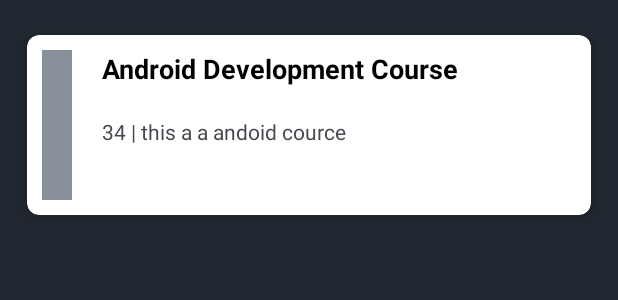
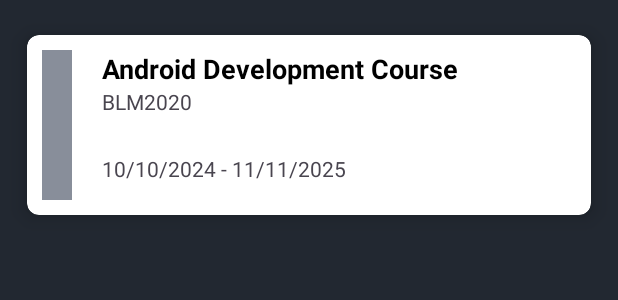
Before and after one commit to Abdulkader-Saoud/LoginModule-Android, an Android app: the layout course_card.xml on its own in the app's theme, with its tools: preview values and no code run, on a phone screen of 412 x 824 dp. Shown: the top 300 px of the screen. Run offline under Robolectric (Android 15) with nearby library versions, the phone set to English and light mode, and no system bars.

Commit message:
re design

```diff
--- a/app/src/main/AndroidManifest.xml
+++ b/app/src/main/AndroidManifest.xml
@@ -60,6 +60,9 @@
             android:name=".Profile.Camera"
             android:exported="false"
             android:theme="@style/Theme.LoginModule" />
+        <activity android:name=".Profile.ProfilePage"
+            android:exported="false"
+            android:theme="@style/Theme.LoginModule" />
         <activity
             android:name=".HomePage"
             android:exported="false"
--- a/app/src/main/res/layout/course_card.xml
+++ b/app/src/main/res/layout/course_card.xml
@@ -38,14 +38,24 @@
             android:textStyle="bold" />
 
         <TextView
-            android:id="@+id/courseContent"
+            android:id="@+id/courseCode"
             android:layout_width="match_parent"
             android:layout_height="wrap_content"
             android:layout_below="@id/courseName"
             android:layout_marginStart="10dp"
-            android:layout_marginTop="20dp"
             android:layout_toEndOf="@id/attendenceImage"
             android:drawablePadding="2dp"
-            android:text="34 | this a a andoid cource" />
+            android:text="BLM2020" />
+
+        <TextView
+            android:id="@+id/courseDate"
+            android:layout_width="match_parent"
+            android:layout_height="wrap_content"
+            android:layout_below="@id/courseCode"
+            android:layout_marginTop="25dp"
+            android:layout_marginStart="10dp"
+            android:layout_toEndOf="@id/attendenceImage"
+            android:drawablePadding="2dp"
+            android:text="10/10/2024 - 11/11/2025" />
     </RelativeLayout>
 </androidx.cardview.widget.CardView>
```
Also changed, not shown: app/src/main/java/com/example/loginmodule/Course/Course.java (+7 -4 lines), app/src/main/java/com/example/loginmodule/Course/CourseAdapter.java (+8 -3 lines), app/src/main/java/com/example/loginmodule/HomePage.java (+5 -21 lines), app/src/main/java/com/example/loginmodule/Profile/ProfilePage.java (+13 -1 lines), app/src/main/res/layout/activity_home_page.xml (+26 -30 lines), app/src/main/res/layout/activity_profile_page.xml (+16 -0 lines), app/src/main/res/drawable/course_image.png (added), app/src/main/res/drawable/prorfile_image.png (added).
